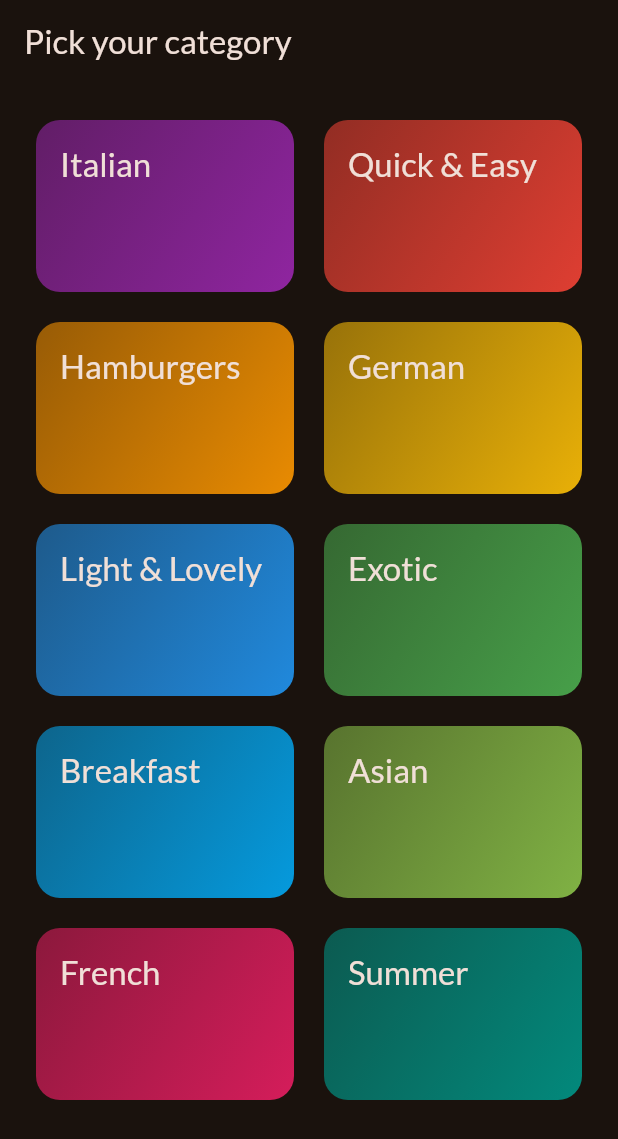
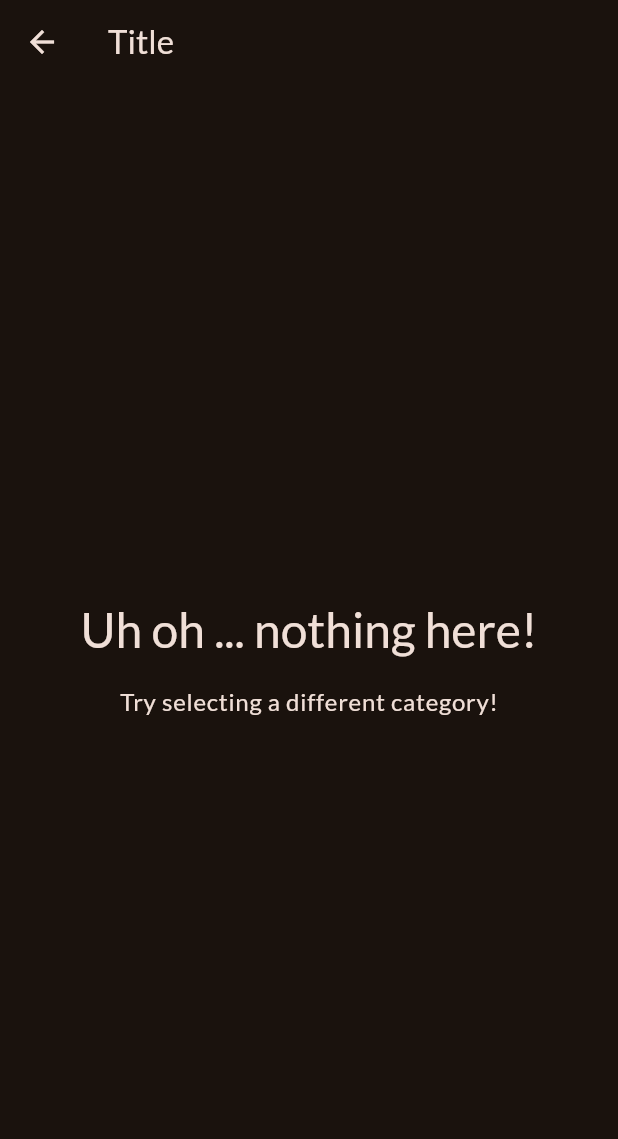
Before and after one commit to ridwanpr/meals_app, a Flutter app: the screen it shows after launch, after a tap on "Italian", on a phone screen of 412 x 824 dp. Shown: the top 1139 px of the screen. Run offline on Flutter 3.47's test engine with Material 3 defaults, Android fonts, the phone set to English and light mode, and no system bars; our stand-ins replace google_fonts.

Commit message:
add select category

```diff
--- a/lib/screens/categories.dart
+++ b/lib/screens/categories.dart
@@ -1,9 +1,23 @@
 import 'package:flutter/material.dart';
 import 'package:meals_app/data/dummy_data.dart';
+import 'package:meals_app/screens/meals.dart';
 import 'package:meals_app/widgets/category_grid_item.dart';
 
 class CategoriesScreen extends StatelessWidget {
   const CategoriesScreen({super.key});
+
+  void _selectCategory(BuildContext context) {
+    Navigator.push(
+      context,
+      MaterialPageRoute(
+        builder: (ctx) => const MealScreen(
+          title: 'Title',
+          meals: [],
+        ),
+      ),
+    );
+    // Navigator.of(context).push(route);
+  }
 
   @override
   Widget build(BuildContext context) {
@@ -23,7 +37,12 @@ class CategoriesScreen extends StatelessWidget {
           // ...availableCategories
           //     .map((category) => CategoryGridItem(category: category)),
           for (final category in availableCategories)
-            CategoryGridItem(category: category)
+            CategoryGridItem(
+              category: category,
+              onSelectCategory: () {
+                _selectCategory(context);
+              },
+            )
         ],
       ),
     );
--- a/lib/screens/meals.dart
+++ b/lib/screens/meals.dart
@@ -1,19 +1,47 @@
 import 'package:flutter/material.dart';
 import 'package:meals_app/models/meal.dart';
 
-class Meals extends StatelessWidget {
-  const Meals({super.key, required this.title, required this.meals});
+class MealScreen extends StatelessWidget {
+  const MealScreen({super.key, required this.title, required this.meals});
 
   final String title;
   final List<Meal> meals;
 
   @override
   Widget build(BuildContext context) {
+    Widget content = ListView.builder(
+      itemCount: meals.length,
+      itemBuilder: (ctx, index) => Text(meals[index].title),
+    );
+
+    if (meals.isEmpty) {
+      content = Center(
+        child: Column(
+          mainAxisSize: MainAxisSize.min,
+          children: [
+            Text(
+              'Uh oh ... nothing here!',
+              style: Theme.of(context).textTheme.headlineLarge!.copyWith(
+                    color: Theme.of(context).colorScheme.onSurface,
+                  ),
+            ),
+            const SizedBox(height: 16),
+            Text(
+              'Try selecting a different category!',
+              style: Theme.of(context).textTheme.bodyLarge!.copyWith(
+                    color: Theme.of(context).colorScheme.onSurface,
+                  ),
+            ),
+          ],
+        ),
+      );
+    }
+
     return Scaffold(
       appBar: AppBar(
         title: Text(title),
       ),
-      body: Text('Meal Screen'),
+      body: content,
     );
   }
 }
--- a/lib/widgets/category_grid_item.dart
+++ b/lib/widgets/category_grid_item.dart
@@ -5,14 +5,16 @@ class CategoryGridItem extends StatelessWidget {
   const CategoryGridItem({
     super.key,
     required this.category,
+    required this.onSelectCategory,
   });
 
   final Category category;
+  final void Function() onSelectCategory;
 
   @override
   Widget build(BuildContext context) {
     return InkWell(
-      onTap: () {},
+      onTap: onSelectCategory,
       splashColor: Theme.of(context).primaryColor,
       borderRadius: BorderRadius.circular(16),
       child: Container(
```
